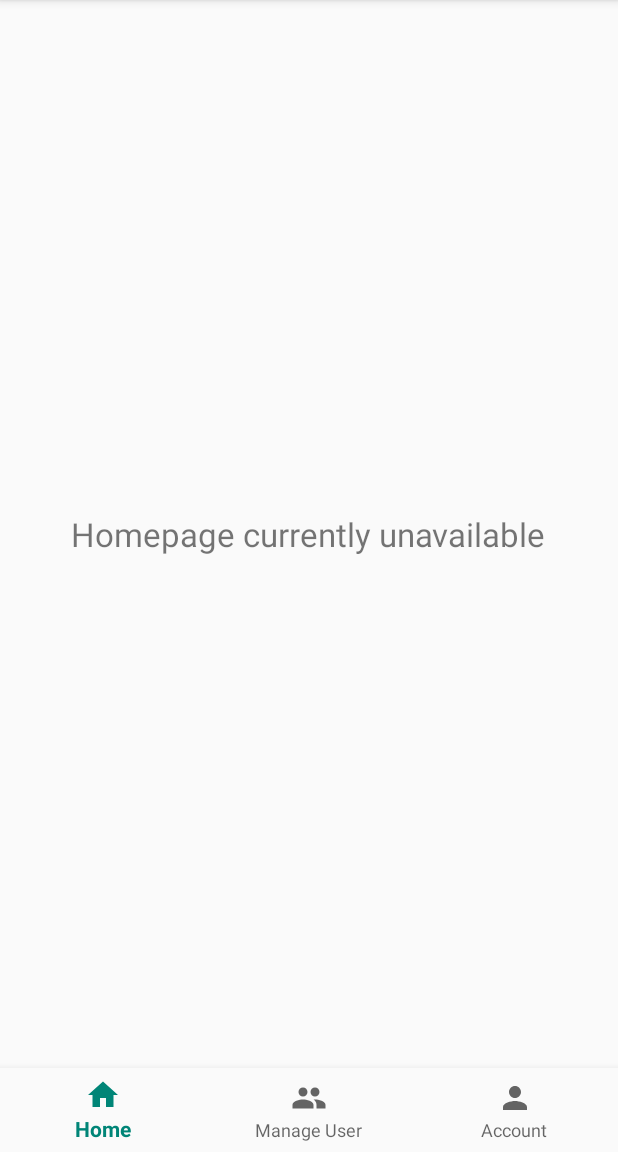
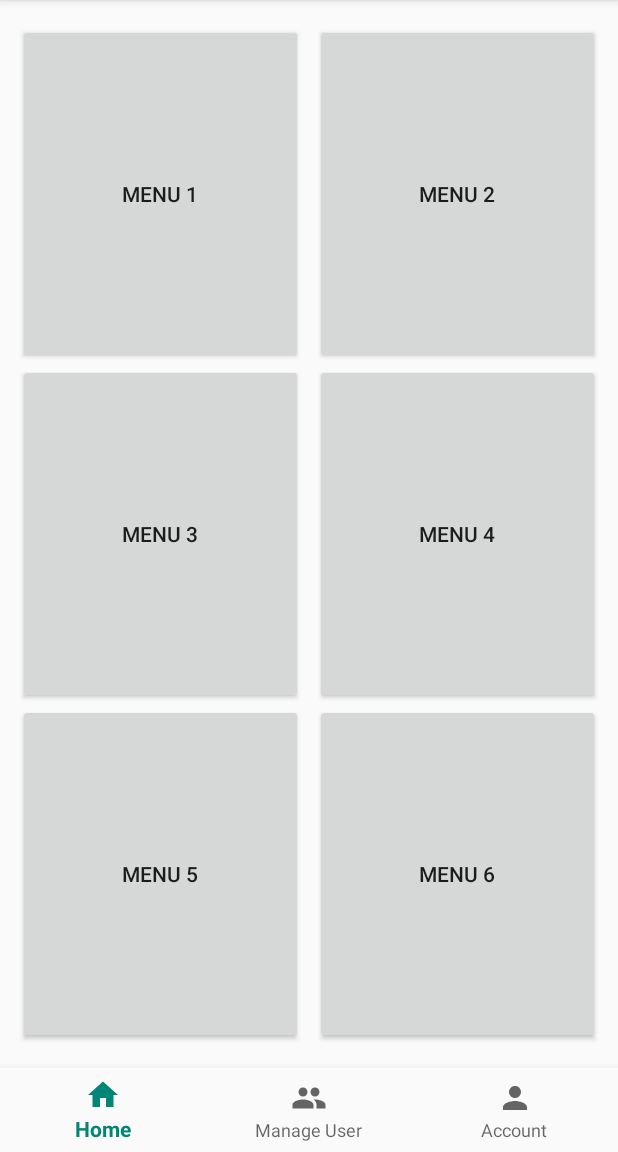
Before and after one commit to geneticdie/eContact, an Android app: the screen it shows after launch once a user with an empty profile is signed in (MainApp), on a phone screen of 412 x 824 dp, the part 84-1236 px from its top. Run offline under Robolectric (Android 15) with nearby library versions, the phone set to English and light mode, and no system bars; our stand-ins replace Firebase (no records; nobody signed in at launch, a user with empty details on screens opened directly).

Commit message:
Init import

```diff
--- a/app/src/main/res/layout/cardview_manage_user.xml
+++ b/app/src/main/res/layout/cardview_manage_user.xml
@@ -3,7 +3,7 @@
     xmlns:app="http://schemas.android.com/apk/res-auto"
     app:cardCornerRadius="8dp"
     android:layout_marginHorizontal="16dp"
-    android:layout_marginTop="12dp"
+    android:layout_marginVertical="6dp"
     android:layout_width="match_parent"
     android:layout_height="wrap_content">
 
--- a/app/src/main/res/layout/fragment_home.xml
+++ b/app/src/main/res/layout/fragment_home.xml
@@ -1,13 +1,91 @@
 <?xml version="1.0" encoding="utf-8"?>
-<RelativeLayout xmlns:android="http://schemas.android.com/apk/res/android"
-    android:orientation="vertical" android:layout_width="match_parent"
-    android:layout_height="match_parent">
+<LinearLayout xmlns:android="http://schemas.android.com/apk/res/android"
+    android:orientation="vertical"
+    android:layout_width="match_parent"
+    android:layout_height="match_parent"
+    android:paddingVertical="16dp"
+    android:paddingHorizontal="8dp"
+    android:weightSum="3">
 
-    <TextView
-        android:layout_width="wrap_content"
+    <LinearLayout
+        android:layout_width="match_parent"
         android:layout_height="wrap_content"
-        android:text="Homepage currently unavailable"
-        android:textSize="22sp"
-        android:layout_centerInParent="true"/>
+        android:layout_weight="1">
 
-</RelativeLayout>
+        <LinearLayout
+            android:layout_width="match_parent"
+            android:layout_height="match_parent"
+            android:weightSum="2">
+
+            <Button
+                android:layout_weight="1"
+                android:text="Menu 1"
+                android:layout_marginHorizontal="4dp"
+                android:layout_width="match_parent"
+                android:layout_height="match_parent"/>
+
+            <Button
+                android:layout_weight="1"
+                android:text="Menu 2"
+                android:layout_marginHorizontal="4dp"
+                android:layout_width="match_parent"
+                android:layout_height="match_parent"/>
+        </LinearLayout>
+
+
+    </LinearLayout>
+
+    <LinearLayout
+        android:layout_width="match_parent"
+        android:layout_height="wrap_content"
+        android:layout_weight="1">
+
+        <LinearLayout
+            android:layout_width="match_parent"
+            android:layout_height="match_parent"
+            android:weightSum="2">
+
+            <Button
+                android:layout_weight="1"
+                android:text="Menu 3"
+                android:layout_marginHorizontal="4dp"
+                android:layout_width="match_parent"
+                android:layout_height="match_parent"/>
+
+            <Button
+                android:layout_weight="1"
+                android:text="Menu 4"
+                android:layout_marginHorizontal="4dp"
+                android:layout_width="match_parent"
+                android:layout_height="match_parent"/>
+        </LinearLayout>
+    </LinearLayout>
+
+    <LinearLayout
+        android:layout_width="match_parent"
+        android:layout_height="wrap_content"
+        android:layout_weight="1">
+
+        <LinearLayout
+            android:layout_width="match_parent"
+            android:layout_height="match_parent"
+            android:weightSum="2">
+
+            <Button
+                android:layout_weight="1"
+                android:text="Menu 5"
+                android:layout_marginHorizontal="4dp"
+                android:layout_width="match_parent"
+                android:layout_height="match_parent"/>
+
+            <Button
+                android:layout_weight="1"
+                android:text="Menu 6"
+                android:layout_marginHorizontal="4dp"
+                android:layout_width="match_parent"
+                android:layout_height="match_parent"/>
+        </LinearLayout>
+    </LinearLayout>
+
+
+</LinearLayout>
```
